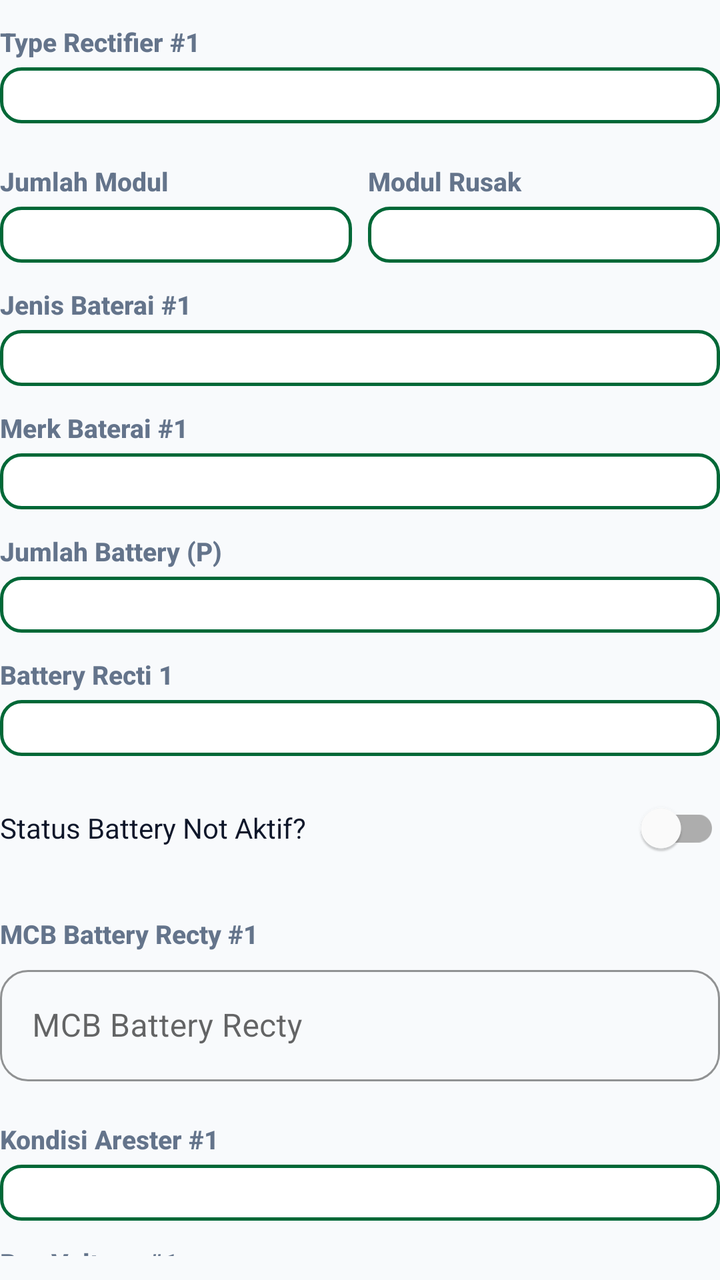
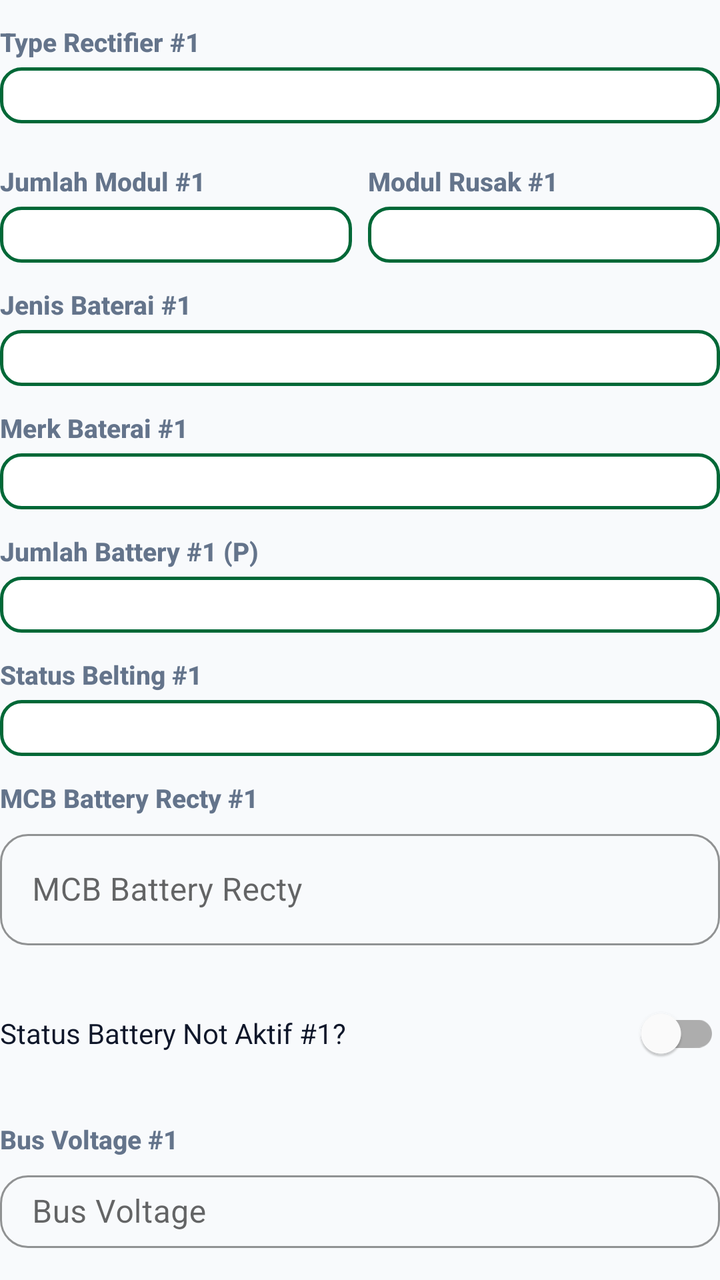

An Android layout rendered at two revisions. The XML below is the earlier revision; the diff shows what the commit changed to produce the second picture.
<!-- AndroidManifest.xml: application theme Theme.ZamanApps -->
<!-- res/layout/dialog_edit_rectifier1.xml -->
<?xml version="1.0" encoding="utf-8"?>
<LinearLayout xmlns:android="http://schemas.android.com/apk/res/android"
    xmlns:app="http://schemas.android.com/apk/res-auto"
    android:layout_width="match_parent"
    android:layout_height="wrap_content"
    android:orientation="vertical"
    android:paddingBottom="8dp">

    
    <TextView style="@style/FieldLabel" android:text="Type Rectifier #1" />
    <Spinner android:id="@+id/spTypeRectifier1" style="@style/SpinnerField" />

    
    <LinearLayout
        android:layout_width="match_parent"
        android:layout_height="wrap_content"
        android:orientation="horizontal"
        android:layout_marginTop="8dp">

        <LinearLayout
            android:layout_width="0dp"
            android:layout_height="wrap_content"
            android:layout_weight="1"
            android:layout_marginEnd="4dp"
            android:orientation="vertical">
            <TextView style="@style/FieldLabel" android:text="Jumlah Modul" />
            <Spinner android:id="@+id/spJumlahModul1" style="@style/SpinnerField" />
        </LinearLayout>

        <LinearLayout
            android:layout_width="0dp"
            android:layout_height="wrap_content"
            android:layout_weight="1"
            android:layout_marginStart="4dp"
            android:orientation="vertical">
            <TextView style="@style/FieldLabel" android:text="Modul Rusak" />
            <Spinner android:id="@+id/spJumlahModulRusak1" style="@style/SpinnerField" />
        </LinearLayout>
    </LinearLayout>

    <TextView style="@style/FieldLabel" android:text="Jenis Baterai #1" />
    <Spinner android:id="@+id/spJenisBaterai1" style="@style/SpinnerField" />

    <TextView style="@style/FieldLabel" android:text="Merk Baterai #1" />
    <Spinner android:id="@+id/spMerkBaterai1" style="@style/SpinnerField" />

    <TextView style="@style/FieldLabel" android:text="Jumlah Battery (P)" />
    <Spinner android:id="@+id/spJumlahBattery1" style="@style/SpinnerField" />

    <TextView style="@style/FieldLabel" android:text="Battery Recti 1" />
    <Spinner android:id="@+id/spBatteryRecti1" style="@style/SpinnerField" />

    
    <com.google.android.material.switchmaterial.SwitchMaterial
        android:id="@+id/switchStatusBatteryNotAktif1"
        android:layout_width="match_parent"
        android:layout_height="wrap_content"
        android:layout_marginTop="12dp"
        android:layout_marginBottom="8dp"
        android:text="Status Battery Not Aktif?"
        android:textColor="@color/text_primary" />

    <LinearLayout
        android:id="@+id/layoutJumlahBankNotAktif1"
        android:layout_width="match_parent"
        android:layout_height="wrap_content"
        android:layout_marginBottom="8dp"
        android:orientation="vertical"
        android:visibility="gone">

        <TextView style="@style/FieldLabel" android:text="Jumlah Battery Not Aktif" />
        <Spinner android:id="@+id/spJumlahBankNotAktif1" style="@style/SpinnerField" />
    </LinearLayout>

    <TextView style="@style/FieldLabel" android:text="MCB Battery Recty #1" />
    <com.google.android.material.textfield.TextInputLayout
        style="@style/ZamanTextInputLayout"
        android:layout_width="match_parent"
        android:layout_height="wrap_content"
        android:layout_marginBottom="8dp">
        <com.google.android.material.textfield.TextInputEditText
            android:id="@+id/editMcbBatteryRecti1"
            android:layout_width="match_parent"
            android:layout_height="wrap_content"
            android:hint="MCB Battery Recty"
            android:inputType="numberDecimal" />
    </com.google.android.material.textfield.TextInputLayout>

    <TextView style="@style/FieldLabel" android:text="Kondisi Arester #1" />
    <Spinner android:id="@+id/spKondisiArester1" style="@style/SpinnerField" />

    <TextView style="@style/FieldLabel" android:text="Bus Voltage #1" />
    <com.google.android.material.textfield.TextInputLayout
        style="@style/ZamanTextInputLayout"
        android:layout_width="match_parent"
        android:layout_height="wrap_content"
        android:layout_marginBottom="8dp">
        <com.google.android.material.textfield.TextInputEditText
            android:id="@+id/editBusVoltage1"
            android:layout_width="match_parent"
            android:layout_height="wrap_content"
            android:hint="Bus Voltage"
            android:inputType="numberDecimal" />
    </com.google.android.material.textfield.TextInputLayout>

    <TextView style="@style/FieldLabel" android:text="Load (A) #1" />
    <com.google.android.material.textfield.TextInputLayout
        style="@style/ZamanTextInputLayout"
        android:layout_width="match_parent"
        android:layout_height="wrap_content"
        android:layout_marginBottom="8dp">
        <com.google.android.material.textfield.TextInputEditText
            android:id="@+id/editLoadA1"
            android:layout_width="match_parent"
            android:layout_height="wrap_content"
            android:hint="Load (A)"
            android:inputType="numberDecimal" />
    </com.google.android.material.textfield.TextInputLayout>

    <TextView style="@style/FieldLabel" android:text="Perangkat Terhubung #1" />
    <com.google.android.material.textfield.TextInputLayout
        style="@style/ZamanTextInputLayout"
        android:layout_width="match_parent"
        android:layout_height="wrap_content"
        android:layout_marginBottom="8dp">
        <com.google.android.material.textfield.TextInputEditText
            android:id="@+id/editPerangkat1"
            android:layout_width="match_parent"
            android:layout_height="wrap_content"
            android:focusable="false"
            android:clickable="true"
            android:hint="Pilih Perangkat (Multi-select)" />
    </com.google.android.material.textfield.TextInputLayout>

    <TextView style="@style/FieldLabel" android:text="Remark #1" />
    <com.google.android.material.textfield.TextInputLayout style="@style/ZamanTextInputLayout" android:layout_width="match_parent" android:layout_height="wrap_content">
        <com.google.android.material.textfield.TextInputEditText
            android:id="@+id/editRemark1"
            android:layout_width="match_parent"
            android:layout_height="wrap_content"
            android:hint="Catatan"
            android:inputType="textMultiLine"
            android:minLines="2" />
    </com.google.android.material.textfield.TextInputLayout>

</LinearLayout>
<!-- resources referenced by this layout -->
<resources>
  <color name="text_primary">#0F172A</color>
  <style name="FieldLabel">
          <item name="android:layout_width">match_parent</item>
          <item name="android:layout_height">wrap_content</item>
          <item name="android:layout_marginTop">12dp</item>
          <item name="android:layout_marginBottom">4dp</item>
          <item name="android:textColor">@color/text_secondary</item>
          <item name="android:textSize">13sp</item>
          <item name="android:textStyle">bold</item>
          <item name="android:fontFamily">sans-serif-medium</item>
      </style>
  <style name="SpinnerField" parent="SpinnerFieldModern" />
  <style name="ZamanTextInputLayout" parent="Widget.MaterialComponents.TextInputLayout.OutlinedBox">
          <item name="boxCornerRadiusTopStart">14dp</item>
          <item name="boxCornerRadiusTopEnd">14dp</item>
          <item name="boxCornerRadiusBottomStart">14dp</item>
          <item name="boxCornerRadiusBottomEnd">14dp</item>
          <item name="boxStrokeColor">@color/brand_primary</item>
          <item name="hintTextColor">@color/brand_primary</item>
          <item name="startIconTint">@color/brand_primary</item>
      </style>
  <color name="text_secondary">#64748B</color>
  <style name="SpinnerFieldModern" parent="Widget.AppCompat.Spinner">
          <item name="android:layout_width">match_parent</item>
          <item name="android:layout_height">wrap_content</item>
          <item name="android:background">@drawable/spinner_background_modern</item>
          <item name="android:padding">14dp</item>
          <item name="android:textSize">15sp</item>
          <item name="android:textColor">@color/text_primary</item>
          <item name="android:popupBackground">@color/card_bg</item>
          <item name="android:overlapAnchor">false</item>
      </style>
  <color name="brand_primary">#006837</color>
  <color name="brand_primary_dark">#004D25</color>
  <color name="white">#FFFFFF</color>
  <color name="brand_accent">#00A859</color>
  <color name="section_bg">#F8FAFC</color>
  <style name="ZamanButton" parent="Widget.MaterialComponents.Button">
          <item name="android:insetTop">0dp</item>
          <item name="android:insetBottom">0dp</item>
          <item name="android:paddingTop">0dp</item>
          <item name="android:paddingBottom">0dp</item>
          <item name="android:paddingVertical">0dp</item>
          <item name="android:gravity">center</item>
          <item name="android:minHeight">48dp</item>
          <item name="cornerRadius">16dp</item>
          <item name="android:textAllCaps">false</item>
          <item name="android:textStyle">bold</item>
          <item name="android:letterSpacing">0.02</item>
      </style>
  <style name="ZamanCard" parent="Widget.MaterialComponents.CardView">
          <item name="cardCornerRadius">20dp</item>
          <item name="cardElevation">4dp</item>
          <item name="cardBackgroundColor">@color/card_bg</item>
          <item name="android:foreground">?attr/selectableItemBackground</item>
      </style>
  <color name="card_bg">#FFFFFF</color>
  <color name="brand_primary_lightest">#E7F6EC</color>
  <!-- unchanged entries left out for length: 2 -->
</resources>

<!-- the commit's change to res/layout/dialog_edit_rectifier1.xml (unified diff, before → after) -->
@@ -23,7 +23,7 @@
             android:layout_weight="1"
             android:layout_marginEnd="4dp"
             android:orientation="vertical">
-            <TextView style="@style/FieldLabel" android:text="Jumlah Modul" />
+            <TextView style="@style/FieldLabel" android:text="Jumlah Modul #1" />
             <Spinner android:id="@+id/spJumlahModul1" style="@style/SpinnerField" />
         </LinearLayout>
 
@@ -33,7 +33,7 @@
             android:layout_weight="1"
             android:layout_marginStart="4dp"
             android:orientation="vertical">
-            <TextView style="@style/FieldLabel" android:text="Modul Rusak" />
+            <TextView style="@style/FieldLabel" android:text="Modul Rusak #1" />
             <Spinner android:id="@+id/spJumlahModulRusak1" style="@style/SpinnerField" />
         </LinearLayout>
     </LinearLayout>
@@ -44,33 +44,11 @@
     <TextView style="@style/FieldLabel" android:text="Merk Baterai #1" />
     <Spinner android:id="@+id/spMerkBaterai1" style="@style/SpinnerField" />
 
-    <TextView style="@style/FieldLabel" android:text="Jumlah Battery (P)" />
+    <TextView style="@style/FieldLabel" android:text="Jumlah Battery #1 (P)" />
     <Spinner android:id="@+id/spJumlahBattery1" style="@style/SpinnerField" />
 
-    <TextView style="@style/FieldLabel" android:text="Battery Recti 1" />
+    <TextView style="@style/FieldLabel" android:text="Status Belting #1" />
     <Spinner android:id="@+id/spBatteryRecti1" style="@style/SpinnerField" />
-
-    
-    <com.google.android.material.switchmaterial.SwitchMaterial
-        android:id="@+id/switchStatusBatteryNotAktif1"
-        android:layout_width="match_parent"
-        android:layout_height="wrap_content"
-        android:layout_marginTop="12dp"
-        android:layout_marginBottom="8dp"
-        android:text="Status Battery Not Aktif?"
-        android:textColor="@color/text_primary" />
-
-    <LinearLayout
-        android:id="@+id/layoutJumlahBankNotAktif1"
-        android:layout_width="match_parent"
-        android:layout_height="wrap_content"
-        android:layout_marginBottom="8dp"
-        android:orientation="vertical"
-        android:visibility="gone">
-
-        <TextView style="@style/FieldLabel" android:text="Jumlah Battery Not Aktif" />
-        <Spinner android:id="@+id/spJumlahBankNotAktif1" style="@style/SpinnerField" />
-    </LinearLayout>
 
     <TextView style="@style/FieldLabel" android:text="MCB Battery Recty #1" />
     <com.google.android.material.textfield.TextInputLayout
@@ -86,8 +64,27 @@
             android:inputType="numberDecimal" />
     </com.google.android.material.textfield.TextInputLayout>
 
-    <TextView style="@style/FieldLabel" android:text="Kondisi Arester #1" />
-    <Spinner android:id="@+id/spKondisiArester1" style="@style/SpinnerField" />
+    
+    <com.google.android.material.switchmaterial.SwitchMaterial
+        android:id="@+id/switchStatusBatteryNotAktif1"
+        android:layout_width="match_parent"
+        android:layout_height="wrap_content"
+        android:layout_marginTop="12dp"
+        android:layout_marginBottom="8dp"
+        android:text="Status Battery Not Aktif #1?"
+        android:textColor="@color/text_primary" />
+
+    <LinearLayout
+        android:id="@+id/layoutJumlahBankNotAktif1"
+        android:layout_width="match_parent"
+        android:layout_height="wrap_content"
+        android:layout_marginBottom="8dp"
+        android:orientation="vertical"
+        android:visibility="gone">
+
+        <TextView style="@style/FieldLabel" android:text="Jumlah Battery Not Aktif #1" />
+        <Spinner android:id="@+id/spJumlahBankNotAktif1" style="@style/SpinnerField" />
+    </LinearLayout>
 
     <TextView style="@style/FieldLabel" android:text="Bus Voltage #1" />
     <com.google.android.material.textfield.TextInputLayout
@@ -132,6 +129,9 @@
             android:hint="Pilih Perangkat (Multi-select)" />
     </com.google.android.material.textfield.TextInputLayout>
 
+    <TextView style="@style/FieldLabel" android:text="Kondisi Arester #1" />
+    <Spinner android:id="@+id/spKondisiArester1" style="@style/SpinnerField" />
+
     <TextView style="@style/FieldLabel" android:text="Remark #1" />
     <com.google.android.material.textfield.TextInputLayout style="@style/ZamanTextInputLayout" android:layout_width="match_parent" android:layout_height="wrap_content">
         <com.google.android.material.textfield.TextInputEditText
